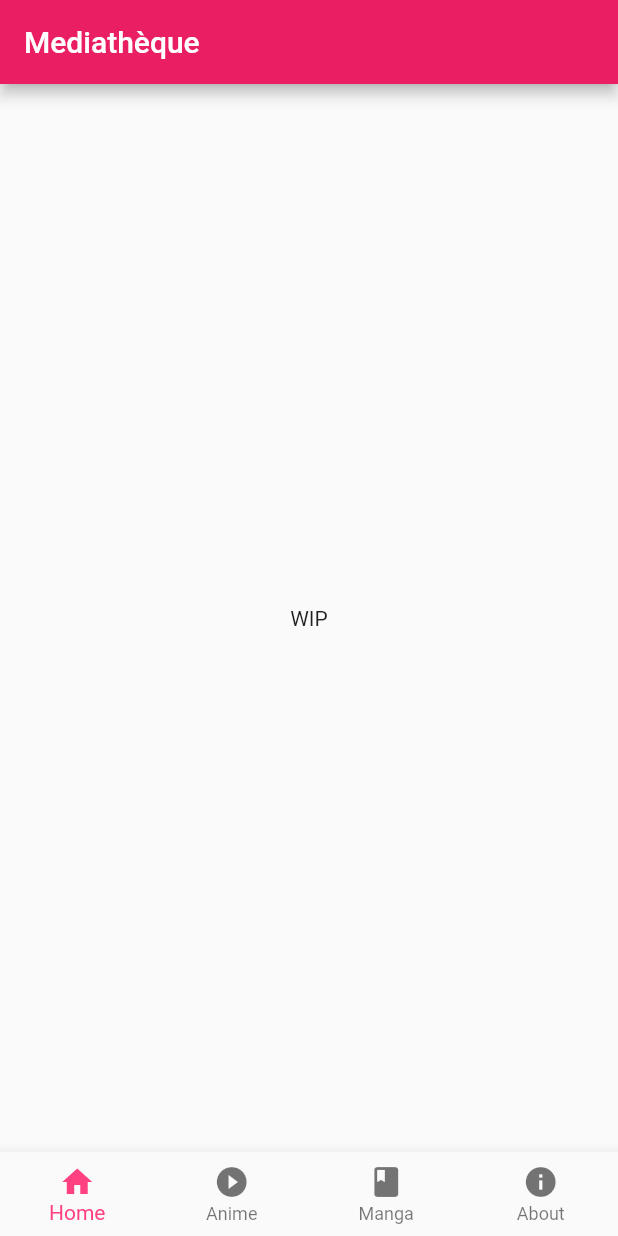
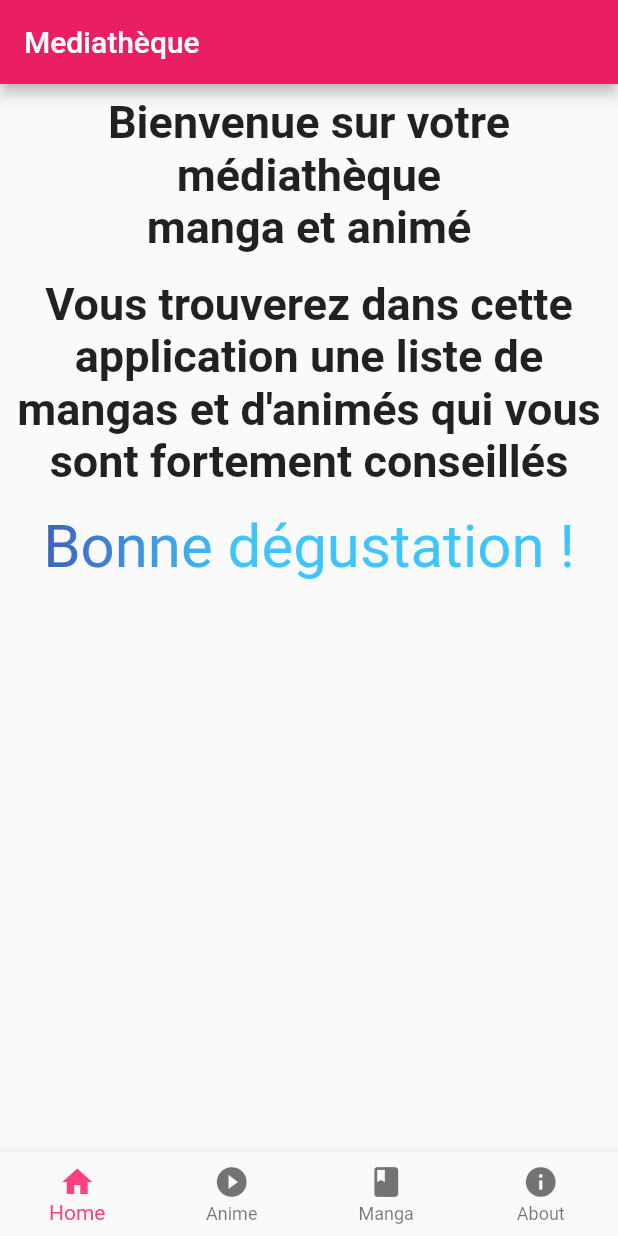
Before and after one commit to Meltical/AMSE, a Flutter app: the screen it shows after launch, on a phone screen of 412 x 824 dp. Run offline on Flutter 3.47's test engine with Material 2 defaults, Android fonts, the phone set to English and light mode, and no system bars; our stand-ins replace flutter_html; network calls fail.

Commit message:
Home + About

```diff
--- a/lib/main.dart
+++ b/lib/main.dart
@@ -11,6 +11,10 @@
 
 import 'package:flutter/material.dart';
 import 'package:flutter_html/flutter_html.dart';
+import 'package:flutter/painting.dart';
+import 'package:flutter/rendering.dart';
+import 'dart:ui' as ui;
+import 'package:flutter/widgets.dart';
 
 void main() => runApp(MyApp());
 
@@ -66,18 +70,60 @@ class SecondRoute extends StatelessWidget {
 class _MyStatefulWidgetState extends State<MyStatefulWidget> {
   int _selectedIndex = 0;
   List<Widget> _widgetOptions = [];
+  static const TextStyle optionStyle = TextStyle(fontSize: 30, fontWeight: FontWeight.bold);
 
   List<Widget> getWidgetOptions(BuildContext context) {
     if (_widgetOptions.length == 0) {
       _widgetOptions = <Widget>[
-        Text("WIP"),
+        ListView(
+          padding: const EdgeInsets.all(8),
+          children: <Widget>[
+            Image.network('https://pbs.twimg.com/media/Dy9XXNnX0AA97om.jpg'),
+            Text('Bienvenue sur votre médiathèque', style: optionStyle, textAlign: TextAlign.center),
+            Text('manga et animé', style: optionStyle, textAlign: TextAlign.center),
+            Text(''),
+            Text("Vous trouverez dans cette application une liste de mangas et d'animés qui vous sont fortement conseillés", style: optionStyle, textAlign: TextAlign.center),
+            Text(''),
+            Text("Bonne dégustation !", style: TextStyle(
+                fontSize: 40,
+                foreground: Paint()
+                  ..shader = ui.Gradient.linear(
+                    const Offset(0, 20),
+                    const Offset(150, 20),
+                    <Color>[
+                      Colors.indigo,
+                      Colors.lightBlueAccent,
+                    ],
+                  )
+            ), textAlign: TextAlign.center),
+          ],
+        ),
         ListView(
           children: this.mediaRow(animes, context),
         ),
         ListView(
           children: this.mediaRow(mangas, context),
         ),
-        Text("WIP"),
+        ListView(
+          padding: const EdgeInsets.all(8),
+          children: <Widget>[
+            Text(''),
+            Text(''),
+            Text(''),
+            Text(''),
+            Text('Ce programme a été codé avec amour par MikUwU et BagUwUtsla', style: optionStyle, textAlign: TextAlign.center),
+            Row(
+              children: <Widget>[
+                Expanded(
+                  child: Image.asset('assets/images/mikuuu.png', width: 100,height: 200,),
+                ),
+                Expanded(
+                  child: Image.asset('assets/images/trash.jpg', width: 100,height: 200,),
+                ),
+              ],
+            )
+          ],
+        ),
       ];
     }
     return _widgetOptions;
@@ -101,11 +147,11 @@ class _MyStatefulWidgetState extends State<MyStatefulWidget> {
           },
           child: Row(
             children: [
-              Image.network(element.imageUrl, scale: 4),
+              Image.network(element.imageUrl, scale: 4, width: 100),
               Expanded(
                   child: Text(element.title,
                       textAlign: TextAlign.center,
-                      textScaleFactor: 1,
+                      textScaleFactor: 2,
                       softWrap: true))
             ],
           )));
--- a/pubspec.yaml
+++ b/pubspec.yaml
@@ -47,6 +47,8 @@ flutter:
   # assets:
   #   - images/a_dot_burr.jpeg
   #   - images/a_dot_ham.jpeg
+  assets:
+    - assets/images/
 
   # An image asset can refer to one or more resolution-specific "variants", see
   # https://flutter.dev/assets-and-images/#resolution-aware.
```
Also changed, not shown: assets/images/mikuuu.png (added), assets/images/trash.jpg (added).
